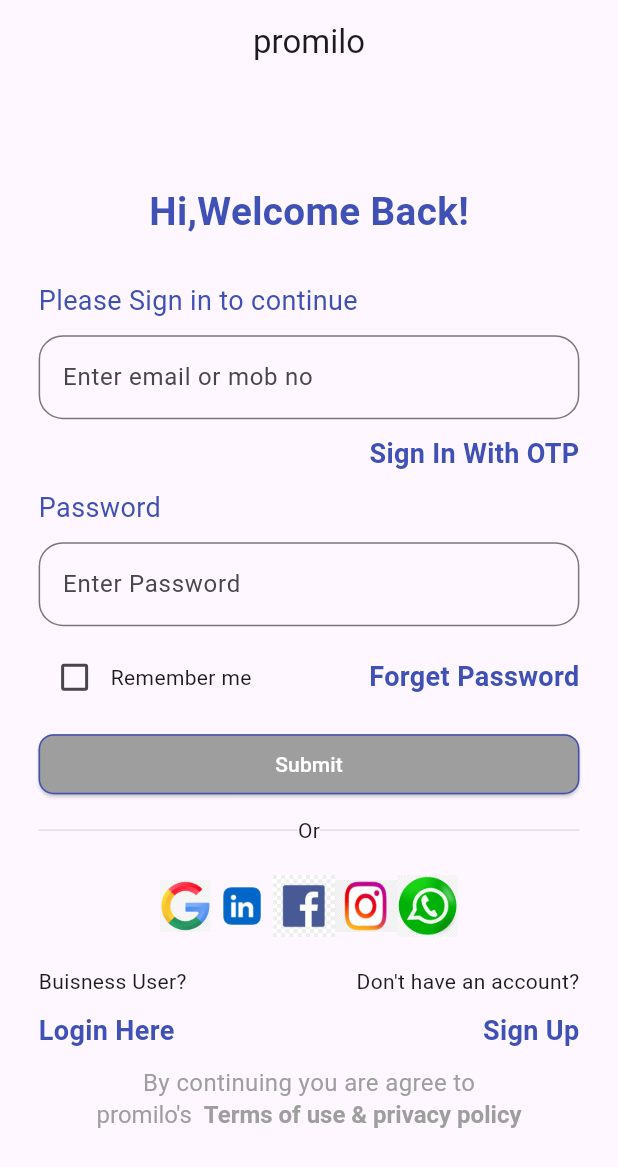
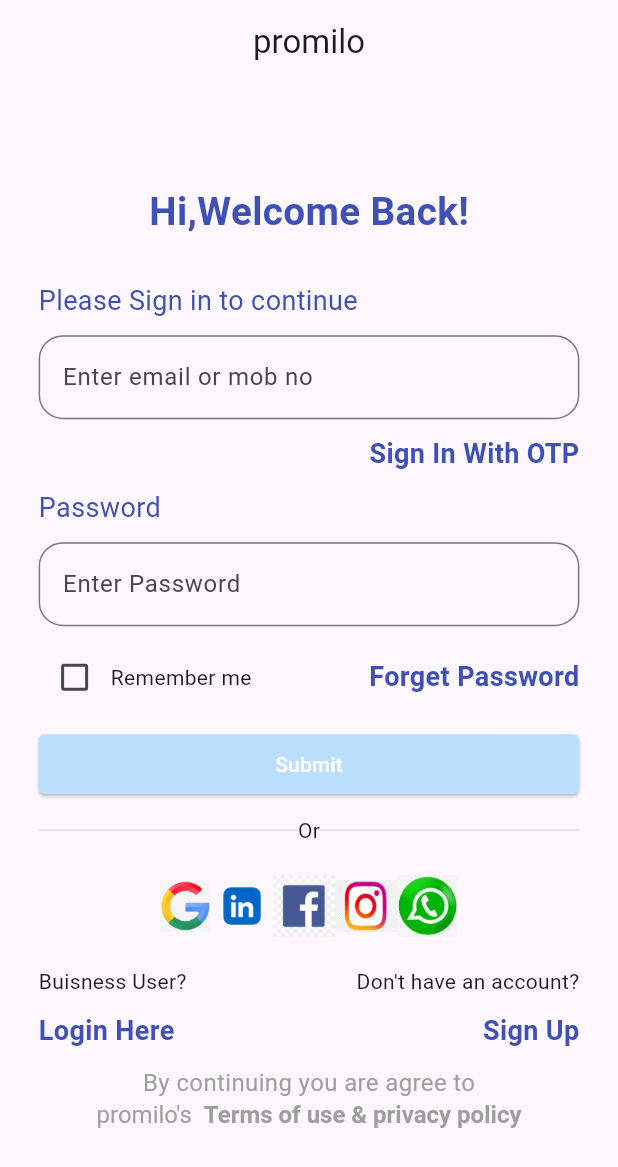
Before and after one commit to VinayaAugusthy/promilo, a Flutter app: the screen it shows after launch, after a tap on "Submit", on a phone screen of 412 x 824 dp. Shown: the top 1167 px of the screen. Run offline on Flutter 3.47's test engine with Material 3 defaults, Android fonts, the phone set to English and light mode, and no system bars; our stand-ins replace carousel_slider, share_plus.

Commit message:
sumbmit button conditions

```diff
--- a/lib/controllers/login/login_validation.dart
+++ b/lib/controllers/login/login_validation.dart
@@ -10,6 +10,9 @@ validateEmail(String email) {
 
 validatePassword(String password) {
   if (password.isEmpty) {
-    return null;
+    return 'Password is required';
+  } else if (password.length < 6) {
+    return 'Password must be at least 6 characters';
   }
+  return null;
 }
--- a/lib/views/login/login.dart
+++ b/lib/views/login/login.dart
@@ -18,15 +18,24 @@ class _LoginScreenState extends State<LoginScreen> {
   TextEditingController emailController = TextEditingController();
   TextEditingController passwordController = TextEditingController();
 
-  bool isSubmitEnabled = false;
-  String _textFieldValue = '';
-  // void checkSubmitButton(String email,String pa) {
-  //     _textFieldValue = value;
-  //     isSubmitEnabled = value.isNotEmpty;
-  //   setState(() {
+  bool isLoginButtonEnabled = false;
+  bool emailTapped = false;
+  bool passwordTapped = false;
+  void _validateFields() {
+    setState(() {
+      isLoginButtonEnabled =
+          emailController.text.isNotEmpty && passwordController.text.isNotEmpty;
+    });
+  }
 
-  //   });
-  // }
+  @override
+  void initState() {
+    super.initState();
+
+
+    emailController.addListener(_validateFields);
+    passwordController.addListener(_validateFields);
+  }
 
   @override
   Widget build(BuildContext context) {
@@ -68,7 +77,12 @@ class _LoginScreenState extends State<LoginScreen> {
                     ),
                     hintText: 'Enter email or mob no',
                   ),
-                  validator: validateEmail(emailController.text),
+                  validator: (value)=>validateEmail(value!),
+                  onTap: () {
+                    setState(() {
+                      emailTapped = true;
+                    });
+                  },
                 ),
                 kheight(10),
                 Row(
@@ -97,7 +111,12 @@ class _LoginScreenState extends State<LoginScreen> {
                     ),
                     hintText: 'Enter Password',
                   ),
-                  validator: validatePassword(passwordController.text),
+                  validator: (value)=>validatePassword(value!),
+                  onTap: () {
+                    setState(() {
+                      passwordTapped = true;
+                    });
+                  },
                 ),
                 kheight(10),
                 Row(
@@ -116,8 +135,7 @@ class _LoginScreenState extends State<LoginScreen> {
                   ],
                 ),
                 kheight(10),
-                isSubmitEnabled
-                    ? SizedBox(
+                SizedBox(
                   width: size.width,
                   child: ElevatedButton(
                     style: ButtonStyle(
@@ -126,32 +144,16 @@ class _LoginScreenState extends State<LoginScreen> {
                           borderRadius: BorderRadius.circular(4),
                         ),
                       ),
-                            backgroundColor: MaterialStateProperty.all(primary),
+                      backgroundColor: isLoginButtonEnabled
+                          ? MaterialStateProperty.all(primary)
+                          : MaterialStateProperty.all(Colors.blue.shade100),
                     ),
                     onPressed: () {
-                            login(emailController.text.toString(),
-                                passwordController.text.toString(), context);
+                      isLoginButtonEnabled
+                          ? login(emailController.text.toString(),
+                              passwordController.text.toString(), context)
+                          : null;
                     },
-                          child: const Text(
-                            'Submit',
-                            style: TextStyle(color: Colors.white),
-                          ),
-                        ),
-                      )
-                    : SizedBox(
-                        width: size.width,
-                        child: ElevatedButton(
-                          style: ButtonStyle(
-                            shape: MaterialStateProperty.all(
-                              RoundedRectangleBorder(
-                                side: BorderSide(color: primary),
-                                borderRadius: BorderRadius.circular(10),
-                              ),
-                            ),
-                            backgroundColor:
-                                MaterialStateProperty.all(greyColor),
-                          ),
-                          onPressed: () {},
                     child: const Text(
                       'Submit',
                       style: TextStyle(color: Colors.white),
```
Lines whose indentation alone changed are shown as unchanged.
